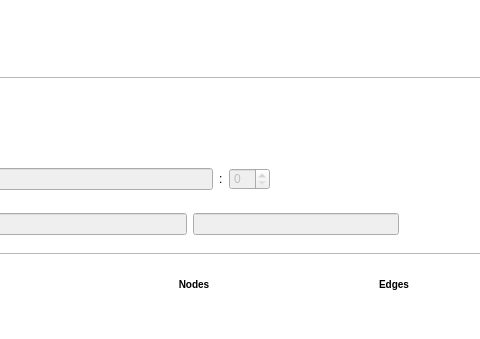
First picture: the form in plugins/perspective/GraphPerspective/designer/PreferencesDialog.ui, repository vadivelselvaraj/TulipGLImprovement, before the edit; both pictures show x 324 to 804 and y 0 to 339 of the 957 by 651 pixel window.
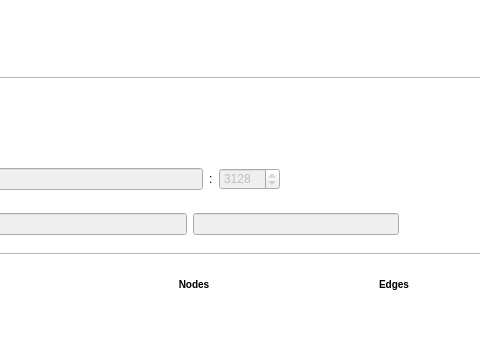
Second picture: the form after the edit. Icons and pictures are not drawn.

Commit message: Make the proxy settings usable: ports number can be on 5 (and never on 2) digits and it is often 3128

The edit to the form file:
```diff
--- a/plugins/perspective/GraphPerspective/designer/PreferencesDialog.ui
+++ b/plugins/perspective/GraphPerspective/designer/PreferencesDialog.ui
@@ -263,7 +263,14 @@
             </widget>
            </item>
            <item>
-            <widget class="QSpinBox" name="proxyPort"/>
+            <widget class="QSpinBox" name="proxyPort">
+             <property name="maximum">
+              <number>65535</number>
+             </property>
+             <property name="value">
+              <number>3128</number>
+             </property>
+            </widget>
            </item>
            <item>
             <spacer name="horizontalSpacer_2">
```
Left out of the diff: 7 changed lines with no effect on the pictures.
